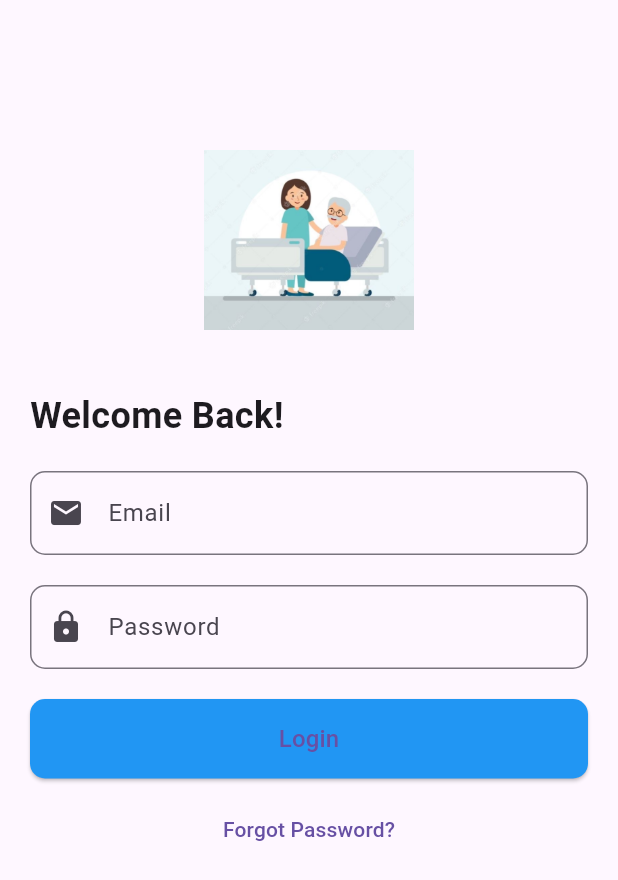
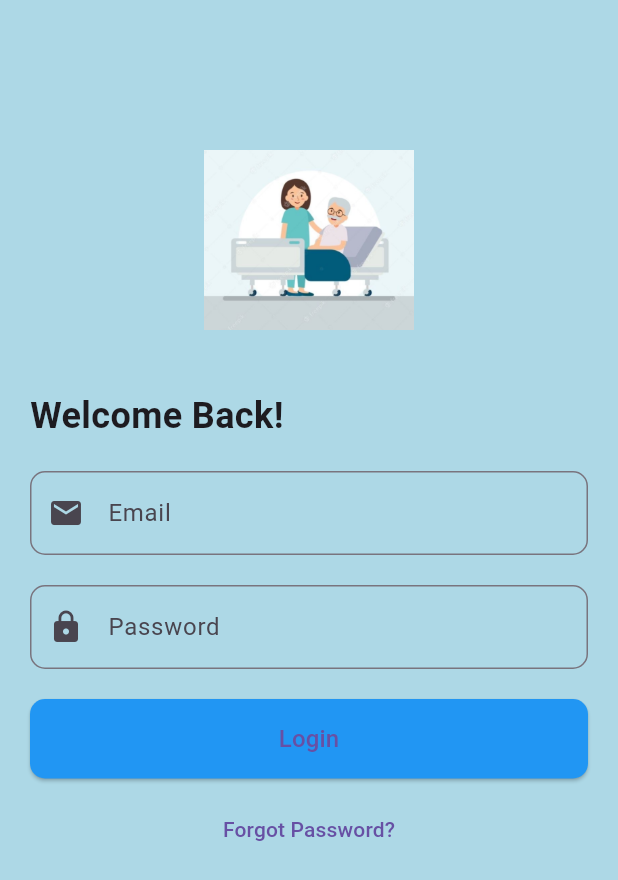
Before and after one commit to hydra2251/project-271, a Flutter app: the screen it shows after launch, after a tap on "Login", on a phone screen of 412 x 824 dp. Shown: the top 880 px of the screen. Run offline on Flutter 3.47's test engine with Material 3 defaults, Android fonts, the phone set to English and light mode, and no system bars.

Commit message:
Change background color in the Login screen

```diff
--- a/lib/screens/login.dart
+++ b/lib/screens/login.dart
@@ -1,4 +1,3 @@
-// login.dart
 import 'package:flutter/material.dart';
 
 class LoginPage extends StatelessWidget {
@@ -7,6 +6,7 @@ class LoginPage extends StatelessWidget {
   @override
   Widget build(BuildContext context) {
     return Scaffold(
+      backgroundColor: Color.fromRGBO(173, 216, 230, 1),
       body: SingleChildScrollView(
         child: Padding(
           padding: const EdgeInsets.all(20.0),
```
